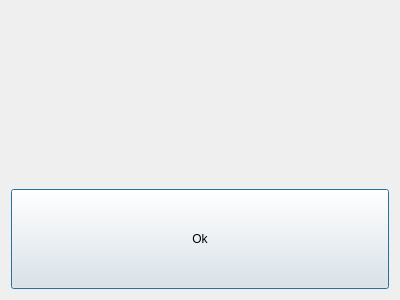
Old version of the form errordialog.ui in the repository chriskonstad/thumbarea.
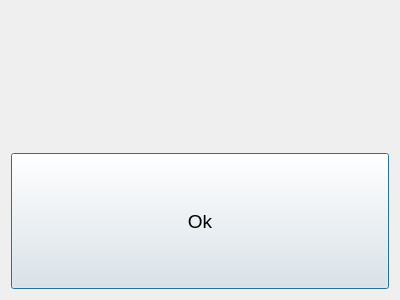
New version of the form.

Commit message: Increased font and UI element sizes to make them more touch friendly Reorganized code to make it easier to read Renamed pbCalibrate to pbReset to better reflect its purpose Range of motion is now displayed in the center of the window after analyzation Miscellaneous other changes

What changed in the file:
```diff
--- a/errordialog.ui
+++ b/errordialog.ui
@@ -19,16 +19,30 @@
   <layout class="QVBoxLayout" name="verticalLayout">
    <item>
     <widget class="QLabel" name="label">
+     <property name="sizePolicy">
+      <sizepolicy hsizetype="Preferred" vsizetype="Minimum">
+       <horstretch>0</horstretch>
+       <verstretch>0</verstretch>
+      </sizepolicy>
+     </property>
+     <property name="font">
+      <font>
+       <pointsize>14</pointsize>
+      </font>
+     </property>
      <property name="text">
       <string>&lt;font color='white&gt;Save failed. 
 Unable to save the data to the storage folder.&lt;/font&gt;</string>
      </property>
+     <property name="wordWrap">
+      <bool>true</bool>
+     </property>
     </widget>
    </item>
    <item>
     <widget class="QPushButton" name="pushButton">
      <property name="sizePolicy">
-      <sizepolicy hsizetype="Minimum" vsizetype="Fixed">
+      <sizepolicy hsizetype="Minimum" vsizetype="Minimum">
        <horstretch>0</horstretch>
        <verstretch>0</verstretch>
       </sizepolicy>
@@ -39,6 +53,11 @@
        <height>100</height>
       </size>
      </property>
+     <property name="font">
+      <font>
+       <pointsize>14</pointsize>
+      </font>
+     </property>
      <property name="text">
       <string>Ok</string>
      </property>
```
The commit also changes 7 other files.
